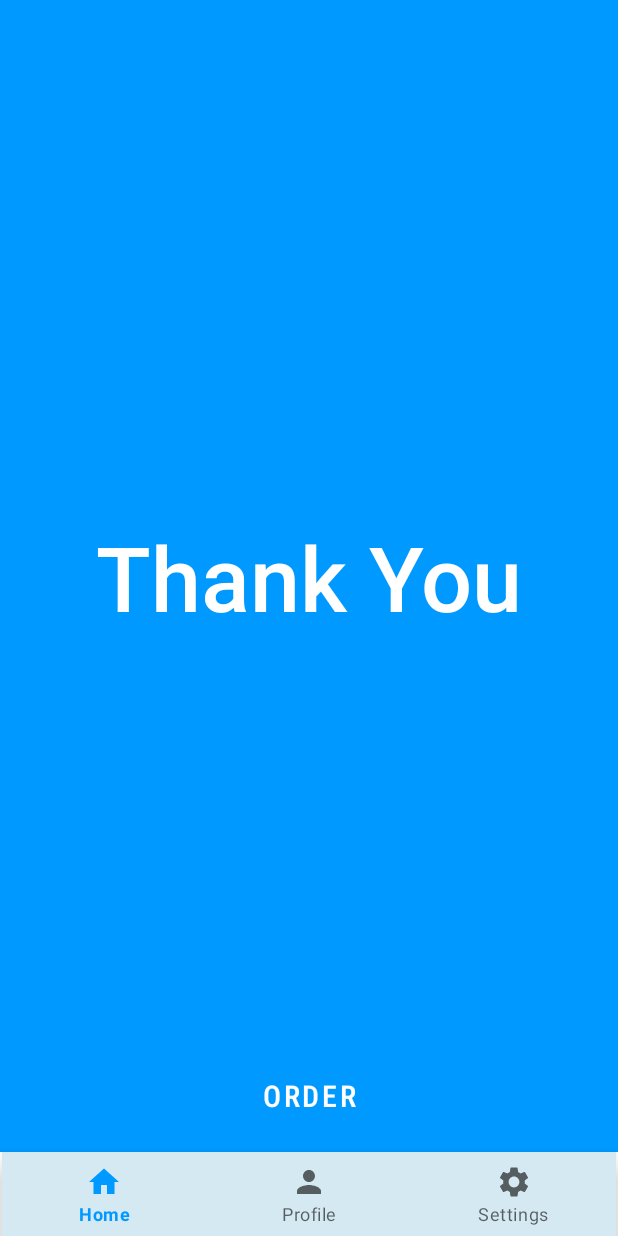
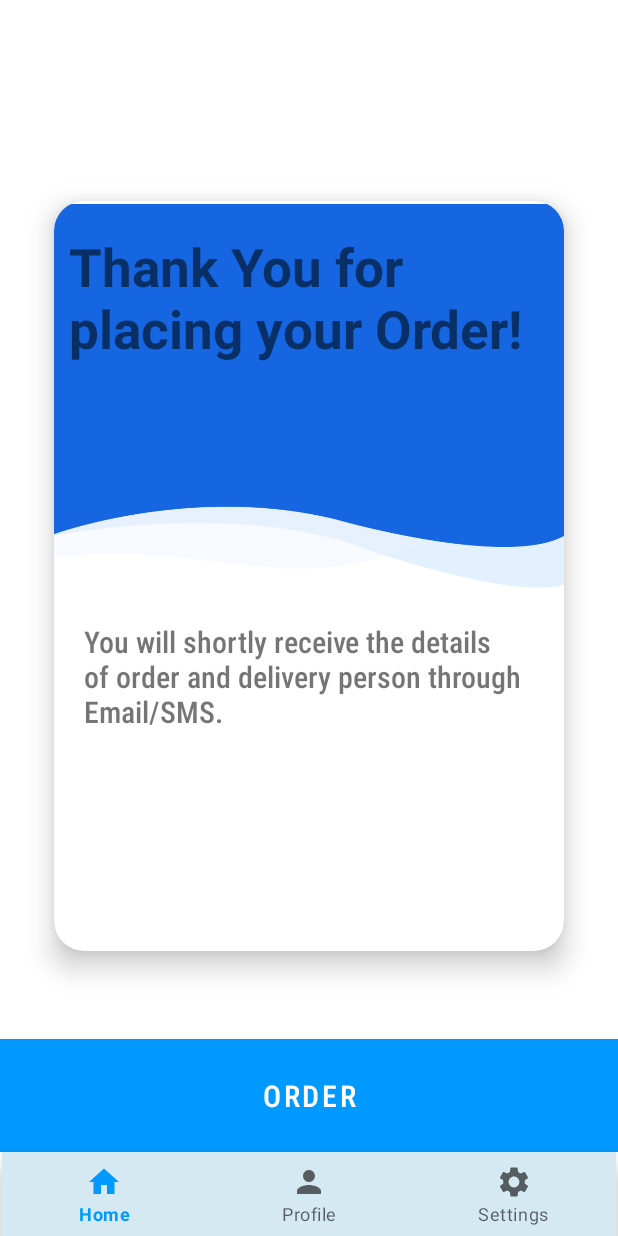
Before and after one commit to Piyush-0120/FuelOnWheels, an Android app: the fragment ThankYouFragment placed in its activity, on a phone screen of 412 x 824 dp. Run offline under Robolectric (Android 15) with nearby library versions, the phone set to English and light mode, and no system bars; our stand-ins replace navigation-ui.

Commit message:
Thank You Note Design Updated - sakar900

```diff
--- a/app/src/main/res/layout/fragment_thank_you.xml
+++ b/app/src/main/res/layout/fragment_thank_you.xml
@@ -1,27 +1,43 @@
 <?xml version="1.0" encoding="utf-8"?>
-<androidx.constraintlayout.widget.ConstraintLayout xmlns:android="http://schemas.android.com/apk/res/android"
+<LinearLayout xmlns:android="http://schemas.android.com/apk/res/android"
     xmlns:app="http://schemas.android.com/apk/res-auto"
     xmlns:tools="http://schemas.android.com/tools"
     android:layout_width="match_parent"
     android:layout_height="match_parent"
-    android:background="@color/colorPrimary"
+    android:background="@color/colorSecondary"
+    android:gravity="center"
     tools:context=".ThankYouFragment">
 
-    <!-- TODO: Update blank fragment layout -->
+    <androidx.cardview.widget.CardView
+        android:layout_width="340dp"
+        android:layout_height="500dp"
+        app:cardCornerRadius="20dp"
+        app:cardElevation="11dp">
 
-    <TextView
-        android:id="@+id/thank_you_textView"
-        android:layout_width="wrap_content"
-        android:layout_height="wrap_content"
-        android:fontFamily="sans-serif-medium"
-        android:text="@string/thank_you"
-        android:textAlignment="center"
-        android:textColor="@color/colorSecondary"
-        android:textSize="60sp"
-        app:layout_constraintBottom_toBottomOf="parent"
-        app:layout_constraintEnd_toEndOf="parent"
-        app:layout_constraintHorizontal_bias="0.5"
-        app:layout_constraintStart_toStartOf="parent"
-        app:layout_constraintTop_toTopOf="parent" />
+        <ImageView
+            android:layout_width="match_parent"
+            android:layout_height="260dp"
+            android:src="@drawable/blue_bg" />
 
-</androidx.constraintlayout.widget.ConstraintLayout>
+        <TextView
+            android:layout_width="match_parent"
+            android:layout_height="match_parent"
+            android:layout_marginStart="10dp"
+            android:layout_marginTop="20dp"
+            android:text="@string/thank_you_for_placing_your_order"
+            android:textSize="35sp"
+            android:textStyle="bold" />
+
+        <TextView
+            android:layout_width="match_parent"
+            android:layout_height="match_parent"
+            android:layout_marginTop="280dp"
+            android:fontFamily="sans-serif-condensed-medium"
+            android:paddingLeft="20dp"
+            android:paddingRight="20dp"
+            android:text="@string/you_will_shortly_receive_the_details_of_order_and_delivery_person_through_email_sms"
+            android:textSize="20sp" />
+    </androidx.cardview.widget.CardView>
+
+
+</LinearLayout>
--- a/app/src/main/res/values/strings.xml
+++ b/app/src/main/res/values/strings.xml
@@ -32,4 +32,6 @@
     <string name="cash_on_delivery">Cash On Delivery</string>
     <string name="upi">UPI</string>
     <string name="thank_you">Thank You</string>
+    <string name="you_will_shortly_receive_the_details_of_order_and_delivery_person_through_email_sms">You will shortly receive the details of order and delivery person through Email/SMS.</string>
+    <string name="thank_you_for_placing_your_order">Thank You for placing your Order!</string>
 </resources>
```
